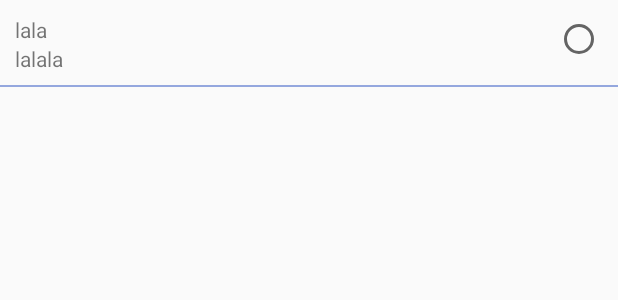
After one commit to AltarixTraining2016/Smart_Alarm_Clock, an Android app: the layout song_list_item.xml on its own in the app's theme, with its tools: preview values and no code run, on a phone screen of 412 x 824 dp. The commit adds this screen. Shown: the top 300 px of the screen. Run offline under Robolectric (Android 15) with nearby library versions, the phone set to English and light mode, and no system bars.

Commit message:
активити выбора музыки  для будильника

```diff
--- a/app/src/main/java/com/me/ilya/smartalarmclock/fragments/AlarmListFragment.java
+++ b/app/src/main/java/com/me/ilya/smartalarmclock/fragments/AlarmListFragment.java
@@ -46,6 +46,7 @@ public class    AlarmListFragment  extends Fragment implements Titleable {
         addButton.setOnClickListener(new View.OnClickListener() {
             @Override
             public void onClick(View v) {
+
                 startActivity(AlarmEditActivity.intent(getContext()));
             }
         });
--- /dev/null
+++ b/app/src/main/res/drawable/border.xml
@@ -0,0 +1,22 @@
+<?xml version="1.0" encoding="utf-8"?>
+<layer-list xmlns:android="http://schemas.android.com/apk/res/android" >
+    <item
+        android:bottom="1dp"
+        android:left="-2dp"
+        android:right="-2dp"
+        android:top="-2dp">
+        <shape android:shape="rectangle" >
+            <stroke
+                android:width="1dp"
+                android:color="@color/colorBorder"/>
+
+            <solid android:color="#00FFFFFF" />
+
+            <padding android:left="10dp"
+                android:right="10dp"
+                android:top="10dp"
+                android:bottom="10dp" />
+        </shape>
+    </item>
+
+</layer-list>
--- a/app/src/main/res/layout/alarm_edit_activity.xml
+++ b/app/src/main/res/layout/alarm_edit_activity.xml
@@ -10,4 +10,9 @@
         android:layout_width="wrap_content"
         android:layout_height="wrap_content"
         android:id="@+id/timePicker" />
+    <ImageView
+        android:id="@+id/song_list"
+        android:src="@drawable/ic_menu_slideshow"
+        android:layout_width="wrap_content"
+        android:layout_height="wrap_content" />
 </LinearLayout>
--- /dev/null
+++ b/app/src/main/res/layout/song_list_item.xml
@@ -0,0 +1,25 @@
+<?xml version="1.0" encoding="utf-8"?>
+<RelativeLayout xmlns:android="http://schemas.android.com/apk/res/android"
+     android:layout_width="match_parent"
+android:background="@drawable/border"
+
+    android:layout_height="wrap_content">
+<TextView
+    android:id="@+id/song_name"
+    android:layout_alignParentStart="true"
+    android:layout_alignParentTop="true"
+    android:layout_width="wrap_content"
+    android:layout_height="wrap_content"
+    android:text="lala"/>
+    <TextView
+        android:id="@+id/song_length"
+        android:layout_width="wrap_content"
+        android:text="lalala"
+        android:layout_height="wrap_content"
+        android:layout_below="@+id/song_name"
+        android:layout_alignParentStart="true" />
+    <RadioButton
+        android:layout_width="wrap_content"
+        android:layout_height="wrap_content"
+        android:layout_alignParentEnd="true" />
+</RelativeLayout>
--- a/app/src/main/res/values/colors.xml
+++ b/app/src/main/res/values/colors.xml
@@ -2,5 +2,6 @@
 <resources>
     <color name="colorPrimary">#3F51B5</color>
     <color name="colorPrimaryDark">#303F9F</color>
+    <color name="colorBorder">#a05877ce</color>
     <color name="colorAccent">#FF4081</color>
 </resources>
```
Also changed, not shown: app/src/main/AndroidManifest.xml (+7 -2 lines), app/src/main/java/com/me/ilya/smartalarmclock/AlarmEditActivity.java (+11 -1 lines), app/src/main/java/com/me/ilya/smartalarmclock/Music/Song.java (added, +27 -0 lines), app/src/main/java/com/me/ilya/smartalarmclock/Music/SongListActivity.java (added, +71 -0 lines), app/src/main/java/com/me/ilya/smartalarmclock/Music/SongListAdapter.java (added, +89 -0 lines), app/src/main/res/layout/song_list_activity.xml (added, +16 -0 lines).
